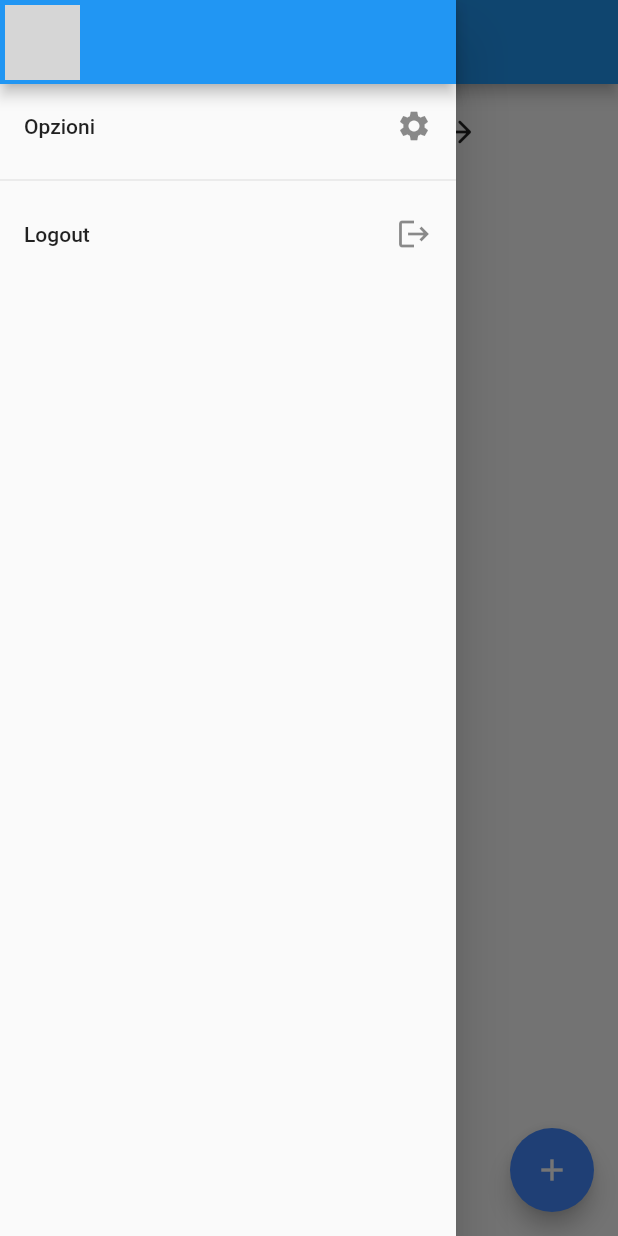
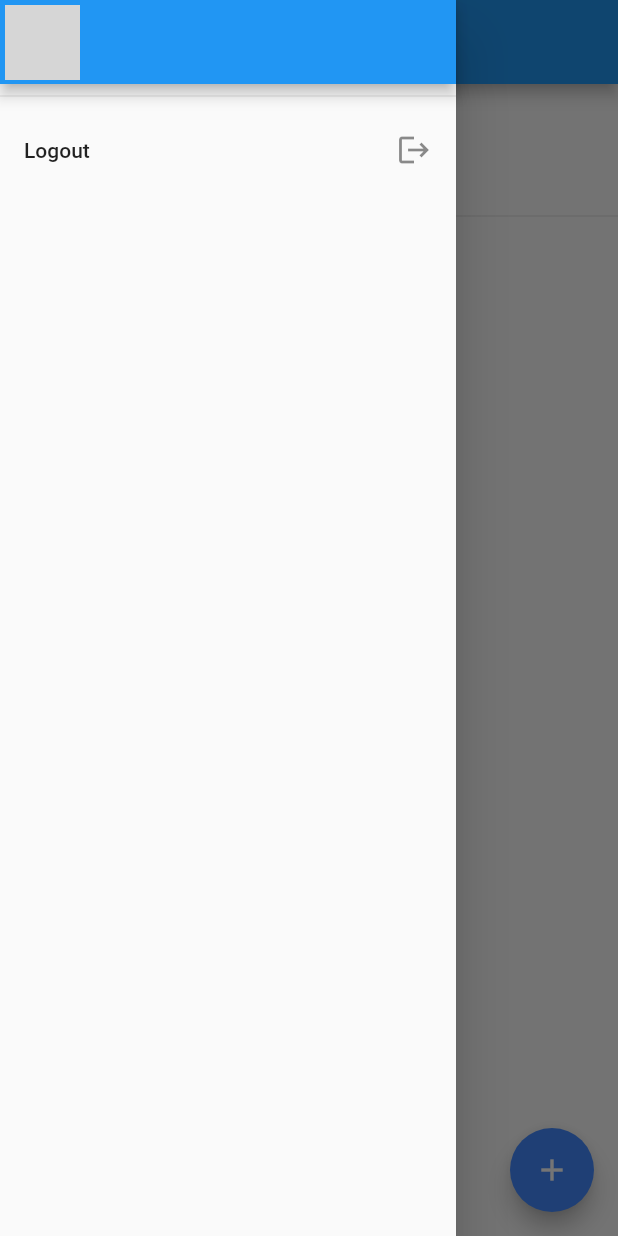
Before and after one commit to FrancescoVengeance/Lose, a Flutter app: the screen it shows once a user with an empty profile is signed in, with the side drawer open, on a phone screen of 412 x 824 dp. Run offline on Flutter 3.47's test engine with Material 2 defaults, Android fonts, the phone set to English and light mode, and no system bars; our stand-ins replace firebase_auth, firebase_core, firebase_database; missing offline and left inert: flutter_barcode_scanner, openfoodfacts; accounts and stored records are empty; network calls fail; grey boxes are pictures that could not be loaded.

Commit message:
Bugfix and improvements

```diff
--- a/lose/lib/models/Meal.dart
+++ b/lose/lib/models/Meal.dart
@@ -1,6 +1,4 @@
 import 'dart:math';
-import 'package:firebase_database/firebase_database.dart';
-import 'package:flutter/material.dart';
 import 'package:lose/models/Food.dart';
 
 class Meal
@@ -8,17 +6,6 @@ class Meal
   String _mealType;
   List<Food> _foods = List.empty(growable: true);
   String _id;
-
-  static final List<Food> random = [
-    Food(name: 'Pisellone', fats: 10, kCal: 1500, fibers: 10, imagePath: 'https://shop.rossolimone.com/1432-large_default/dildo-con-ventosa-5-romeo.jpg'),
-    Food(name: 'Pisellino', fats: 5, kCal: 500, calcium: 0.2, imagePath: 'https://shop.rossolimone.com/1432-large_default/dildo-con-ventosa-5-romeo.jpg'),
-    Food(name: 'Piselluccio', fats: 12.2, salt: 1.2, kCal: 1000.5, imagePath: 'https://shop.rossolimone.com/1432-large_default/dildo-con-ventosa-5-romeo.jpg'),
-    Food(name: 'Pisellaccio', fats: 20.4, kCal: 1000.5, imagePath: 'https://shop.rossolimone.com/1432-large_default/dildo-con-ventosa-5-romeo.jpg'),
-    Food(name: 'Piselletto', fats: 2.33, kCal: 1000.5, carbohydrates: 32, imagePath: 'https://shop.rossolimone.com/1432-large_default/dildo-con-ventosa-5-romeo.jpg'),
-    Food(name: 'Pisellotto', fats: 1, kCal: 1000.5, proteins: 30, imagePath: 'https://shop.rossolimone.com/1432-large_default/dildo-con-ventosa-5-romeo.jpg'),
-    Food(name: 'Pisellano', fats: 4, kCal: 1000.5, carbohydrates: 90, imagePath: 'https://shop.rossolimone.com/1432-large_default/dildo-con-ventosa-5-romeo.jpg'),
-    Food(name: 'Piselluccino', fats: 9.5, kCal: 1000.5, salt: 0.9, imagePath: 'https://shop.rossolimone.com/1432-large_default/dildo-con-ventosa-5-romeo.jpg'),
-  ];
 
   final Map<Attributes, double> totals = {
     Attributes.KCal : 0,
--- a/lose/lib/pages/HomePage.dart
+++ b/lose/lib/pages/HomePage.dart
@@ -1,5 +1,4 @@
 import 'package:flutter/material.dart';
-import 'package:lose/models/DatabaseManager.dart';
 import 'package:lose/models/DateFormat.dart';
 import 'package:lose/models/Meal.dart';
 import 'package:lose/scoped_models/AppDataModel.dart';
@@ -19,6 +18,8 @@ class HomePage extends StatefulWidget
 
 class _HomePageState extends State<HomePage>
 {
+  double _totalDayCalories = 0;
+
   @override
   void initState()
   {
@@ -37,6 +38,8 @@ class _HomePageState extends State<HomePage>
             body: model.isLoading ? _loading() : Column(
               children: [
                 _showDate(model),
+                Text("Calorie totali $_totalDayCalories"),
+                Divider(),
                 _showMealsList(model),
               ],
             ),
@@ -68,13 +71,13 @@ class _HomePageState extends State<HomePage>
                 backgroundImage: NetworkImage(userImage),),
             ),
           ),
-          ListTile(
+          /*ListTile(
             title: Text('Opzioni'),
             trailing: Icon(Icons.settings),
             onTap: () {
               //TODO
             },
-          ),
+          ),*/
           Divider(),
           ListTile(
             title: Text('Logout'),
@@ -184,10 +187,10 @@ class _HomePageState extends State<HomePage>
     return ButtonBar(
       alignment: MainAxisAlignment.center,
       children: [
-        IconButton(
+        /*IconButton(
             icon: Icon(Icons.arrow_back_rounded),
             onPressed: () {}
-        ),
+        ),*/
 
         SizedBox(width: 20,),
         TextButton(
@@ -200,15 +203,19 @@ class _HomePageState extends State<HomePage>
                 widget.currentDate = time;
               });
               await model.fetchMealsDate(DateFormat.dateToString(widget.currentDate));
+              for(Meal m in model.meals)
+              {
+                _totalDayCalories += m.totals[Attributes.KCal];
+              }
             }
           },
         ),
         SizedBox(width: 20,),
 
-        IconButton(
+        /*IconButton(
           icon: Icon(Icons.arrow_forward_rounded),
           onPressed: () {},
-        ),
+        ),*/
       ],
     );
   }
```
Also changed, not shown: lose/lib/pages/DetailsPage.dart (+8 -2 lines), lose/lib/widgets/MealCard.dart (+1 -7 lines).
